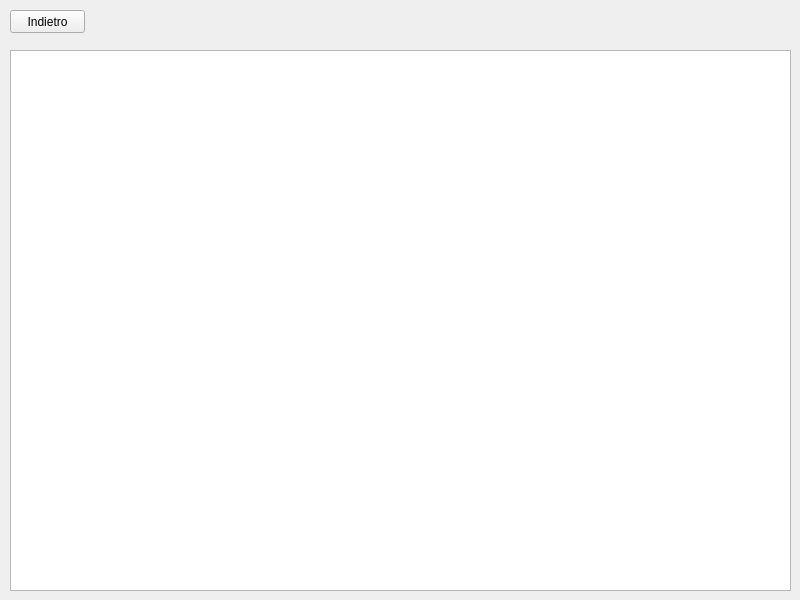
Qt form NegozioDelUsatoPYQT5/StatisticheWindow.ui (LeonUrsu/NegozioDellUsato-ExamIS) before a commit.
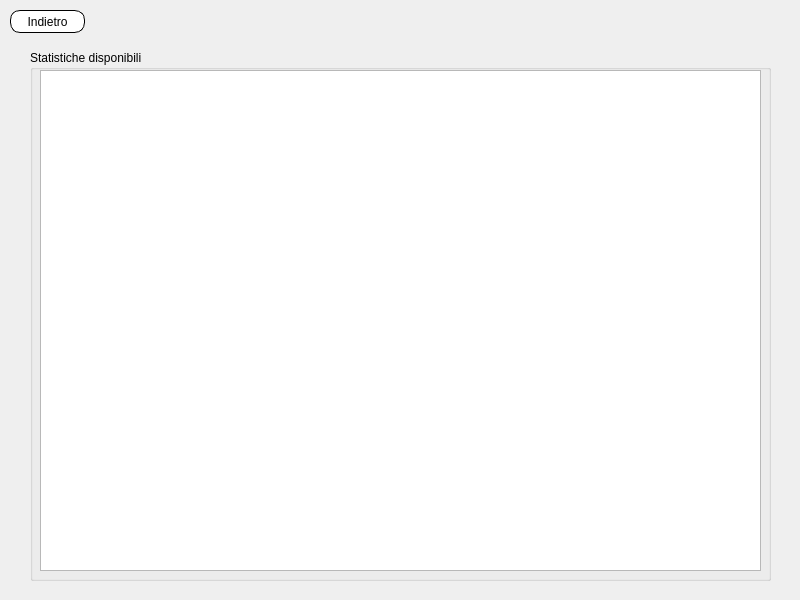
The same form after that commit.

Commit message: viste aggiornate: StatisticheW

```diff
--- a/NegozioDelUsatoPYQT5/StatisticheWindow.ui
+++ b/NegozioDelUsatoPYQT5/StatisticheWindow.ui
@@ -23,19 +23,44 @@
       <height>23</height>
      </rect>
     </property>
+    <property name="styleSheet">
+     <string notr="true">QPushButton {
+    background-color: white;
+    border: 1px solid black;
+	border-radius:10px;
+}
+QPushButton:pressed {
+    background-color:  rgb(51, 153, 204);
+    border: 1px solid black;
+	border-radius:10px;
+}</string>
+    </property>
     <property name="text">
      <string>Indietro</string>
     </property>
    </widget>
-   <widget class="QListView" name="listView">
+   <widget class="QGroupBox" name="groupBox">
     <property name="geometry">
      <rect>
-      <x>10</x>
+      <x>30</x>
       <y>50</y>
-      <width>781</width>
-      <height>541</height>
+      <width>741</width>
+      <height>531</height>
      </rect>
     </property>
+    <property name="title">
+     <string>Statistiche disponibili</string>
+    </property>
+    <widget class="QListView" name="listView">
+     <property name="geometry">
+      <rect>
+       <x>10</x>
+       <y>20</y>
+       <width>721</width>
+       <height>501</height>
+      </rect>
+     </property>
+    </widget>
    </widget>
   </widget>
  </widget>
```
